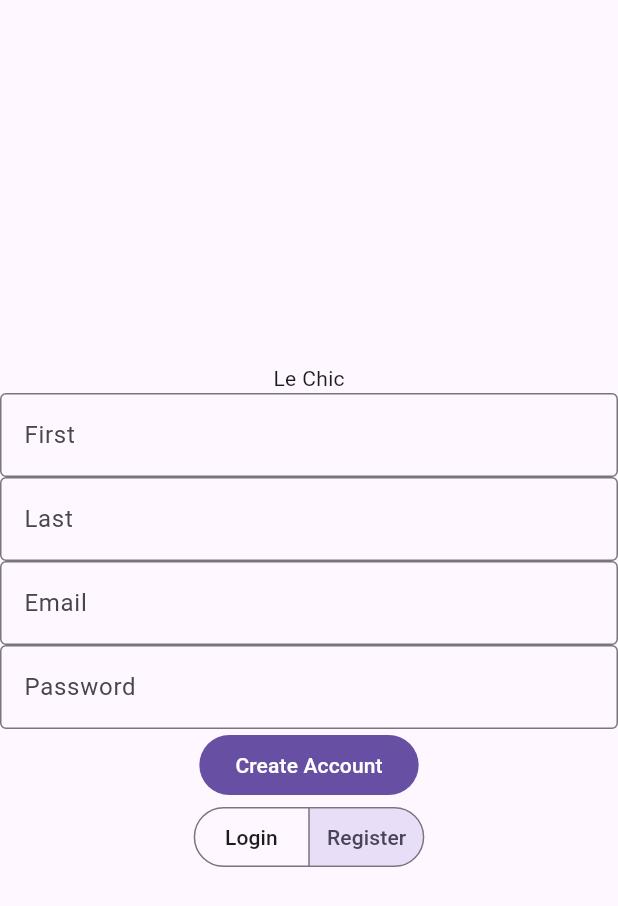
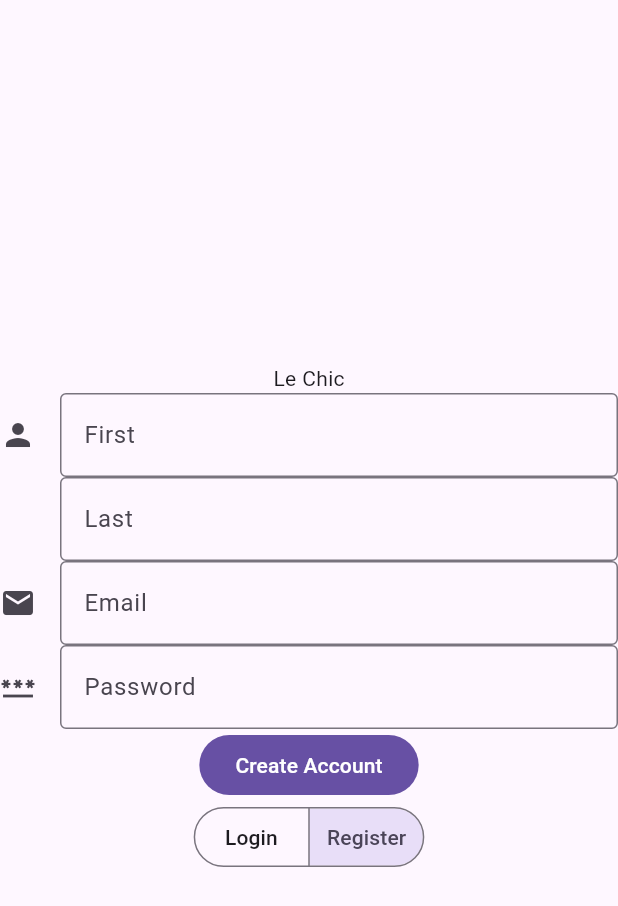
Before and after one commit to HaroldSaenz87/LesChic, a Flutter app: the screen it shows after launch, after a tap on "Register", on a phone screen of 412 x 824 dp. Shown: the top 906 px of the screen. Run offline on Flutter 3.47's test engine with Material 3 defaults, Android fonts, the phone set to English and light mode, and no system bars.

Commit message:
add icons to registration fields

```diff
--- a/Frontend_App/lib/loginPage.dart
+++ b/Frontend_App/lib/loginPage.dart
@@ -135,6 +135,7 @@ class _RegisterViewState extends State<RegisterView> {
           //first name field
           TextFormField(
             decoration: InputDecoration(
+              icon: Icon(Icons.person),
               labelText: 'First',
             ),
             validator: (String? value) {
@@ -148,6 +149,7 @@ class _RegisterViewState extends State<RegisterView> {
           //last name field
           TextFormField(
             decoration: InputDecoration(
+              icon: Icon(null),
               labelText: 'Last',
             ),
             validator: (String? value) {
@@ -161,6 +163,7 @@ class _RegisterViewState extends State<RegisterView> {
           //email field
           TextFormField(
             decoration: InputDecoration(
+              icon: Icon(Icons.email),
               labelText: 'Email',
             ),
             validator: (String? value) {
@@ -174,7 +177,10 @@ class _RegisterViewState extends State<RegisterView> {
           //password field
           TextFormField(
             obscureText: true,
-            decoration: InputDecoration(labelText: 'Password'),
+            decoration: InputDecoration(
+              icon: Icon(Icons.password),
+              labelText: 'Password',
+            ),
             validator: (String? value) {
               if (value == null || value.isEmpty) {
                 return 'Please enter a password';
```
